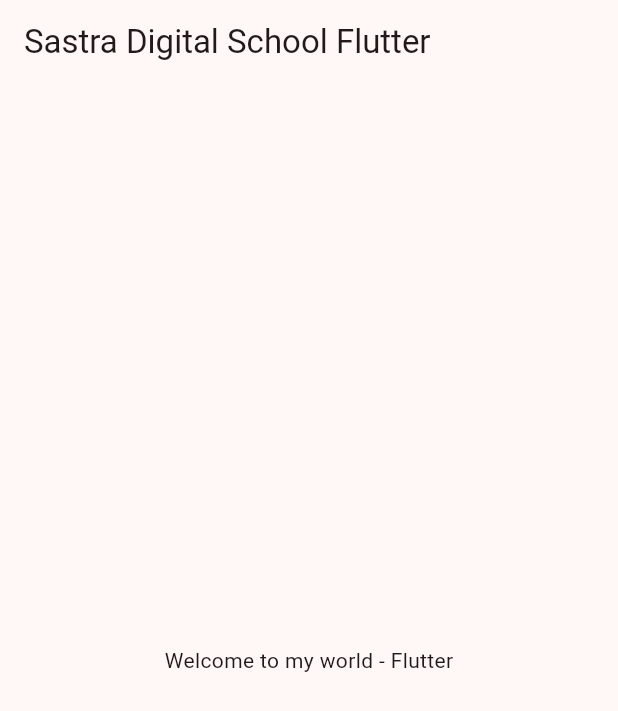
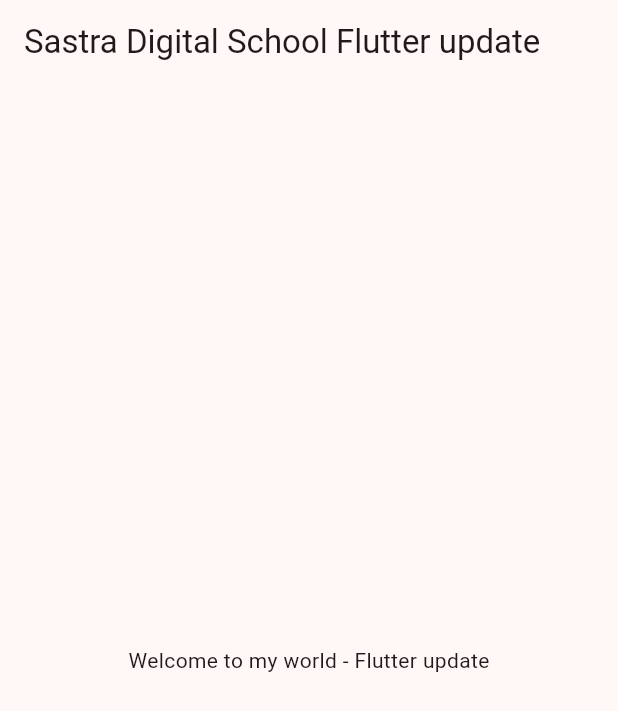
Before and after one commit to Sastra-Digital-School/first_flutter_project_weekend, a Flutter app: the screen it shows after launch, on a phone screen of 412 x 824 dp. Shown: the top 711 px of the screen. Run offline on Flutter 3.47's test engine with Material 3 defaults, Android fonts, the phone set to English and light mode, and no system bars.

Commit message:
Update home_screen.dart Date: 20-04-2025

```diff
--- a/lib/screen/home_screen.dart
+++ b/lib/screen/home_screen.dart
@@ -6,8 +6,8 @@ class HomeScreen extends StatelessWidget {
   @override
   Widget build(BuildContext context) {
     return Scaffold(
-      appBar: AppBar(title: Text('Sastra Digital School Flutter')),
-      body: Center(child: Text('Welcome to my world - Flutter')),
+      appBar: AppBar(title: Text('Sastra Digital School Flutter update')),
+      body: Center(child: Text('Welcome to my world - Flutter update')),
     );
   }
 }
```
